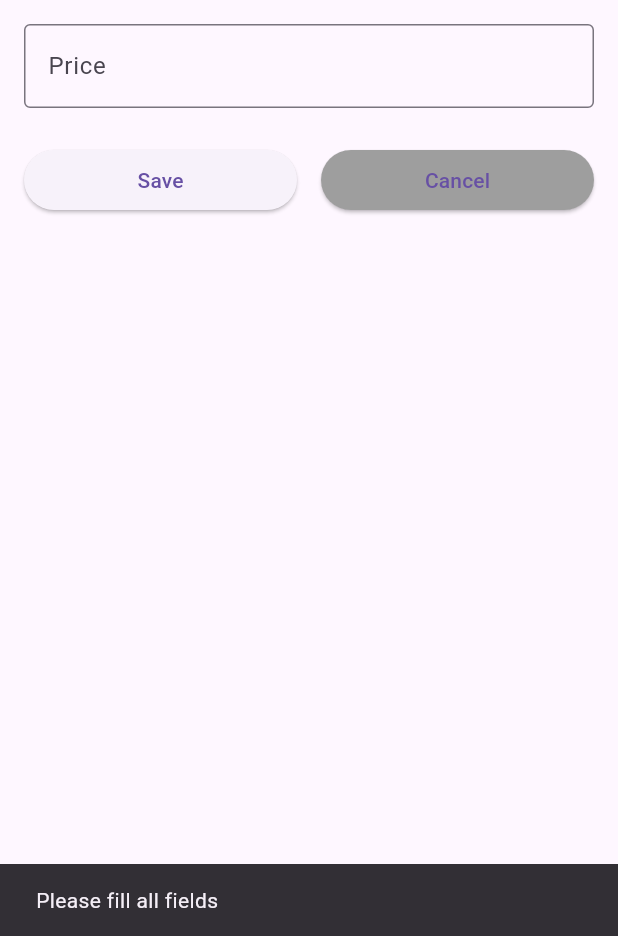
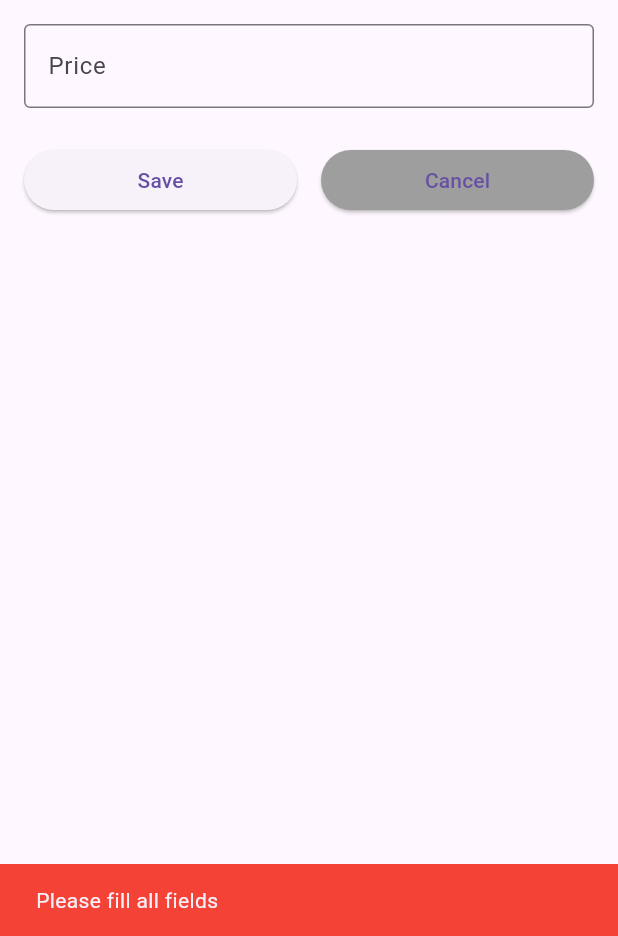
Before and after one commit to Bereket-Ketema/Shopora, a Flutter app: the AddEdit screen opened by its route, after a tap on "Save", on a phone screen of 412 x 824 dp, the part 300-1236 px from its top. Run offline on Flutter 3.47's test engine with Material 3 defaults, Android fonts, the phone set to English and light mode, and no system bars.

Commit message:
the add and edit page have been arranged

```diff
--- a/lib/screens/add_edit.dart
+++ b/lib/screens/add_edit.dart
@@ -1,5 +1,8 @@
 import 'package:flutter/material.dart';
-import '../models/product.dart';
+import '../domain/entities/product.dart';
+import '../domain/usecases/create_product_usecase.dart';
+import '../domain/usecases/update_product_usecase.dart';
+import '../data/repositories/product_repository_impl.dart';  // ✅ If you need NoParams
 
 class AddEdit extends StatefulWidget {
   const AddEdit({super.key});
@@ -13,19 +16,30 @@ class _AddEditState extends State<AddEdit> {
   final TextEditingController _descriptionController = TextEditingController();
   final TextEditingController _priceController = TextEditingController();
 
-  bool isEditing = false;
-  Product? editingProduct;
+  final _repository = ProductRepositoryImpl();
+  late final CreateProductUsecase _createProductUsecase;
+  late final UpdateProductUsecase _updateProductUsecase;
+
+  bool _isEditing = false;
+  Product? _editingProduct;
+  bool _isLoading = false;
+
+  @override
+  void initState() {
+    super.initState();
+    _createProductUsecase = CreateProductUsecase(_repository);
+    _updateProductUsecase = UpdateProductUsecase(_repository);
+  }
 
   @override
   void didChangeDependencies() {
     super.didChangeDependencies();
 
-    // Get the product passed from the previous screen
     final Product? product = ModalRoute.of(context)?.settings.arguments as Product?;
 
-    if (product != null && !isEditing) {
-      isEditing = true;
-      editingProduct = product;
+    if (product != null && !_isEditing) {
+      _isEditing = true;
+      _editingProduct = product;
       _titleController.text = product.title;
       _descriptionController.text = product.description;
       _priceController.text = product.price.toString();
@@ -44,7 +58,7 @@ class _AddEditState extends State<AddEdit> {
   Widget build(BuildContext context) {
     return Scaffold(
       appBar: AppBar(
-        title: Text(isEditing ? 'Edit Product' : 'Add Product'),
+        title: Text(_isEditing ? 'Edit Product' : 'Add Product'),
       ),
       body: Padding(
         padding: const EdgeInsets.all(16.0),
@@ -75,7 +89,9 @@ class _AddEditState extends State<AddEdit> {
               keyboardType: TextInputType.number,
             ),
             const SizedBox(height: 24),
-            Row(
+            _isLoading
+                ? const Center(child: CircularProgressIndicator())
+                : Row(
                     children: [
                       Expanded(
                         child: ElevatedButton(
@@ -86,9 +102,7 @@ class _AddEditState extends State<AddEdit> {
                       const SizedBox(width: 16),
                       Expanded(
                         child: ElevatedButton(
-                    onPressed: () {
-                      Navigator.pop(context);
-                    },
+                          onPressed: () => Navigator.pop(context, false), // ✅ Return false for cancel
                           style: ElevatedButton.styleFrom(
                             backgroundColor: Colors.grey,
                           ),
@@ -103,46 +117,63 @@ class _AddEditState extends State<AddEdit> {
     );
   }
 
-  void _saveProduct() {
-    // Get text from controllers
+  Future<void> _saveProduct() async {
+    // Validate
     String title = _titleController.text.trim();
     String description = _descriptionController.text.trim();
     String priceText = _priceController.text.trim();
 
-    // Validate
     if (title.isEmpty || description.isEmpty || priceText.isEmpty) {
-      ScaffoldMessenger.of(context).showSnackBar(
-        const SnackBar(content: Text('Please fill all fields')),
-      );
+      _showError('Please fill all fields');
       return;
     }
 
     double price = double.tryParse(priceText) ?? 0.0;
     if (price <= 0) {
-      ScaffoldMessenger.of(context).showSnackBar(
-        const SnackBar(content: Text('Please enter a valid price')),
-      );
+      _showError('Please enter a valid price');
       return;
     }
 
-    // ✅ Check if editing or adding
-    if (isEditing && editingProduct != null) {
-      // EDITING: Return updated product (keep the same ID)
-      Product updatedProduct = Product(
-        id: editingProduct!.id,
+    setState(() => _isLoading = true);
+
+    try {
+      if (_isEditing && _editingProduct != null) {
+        // ✅ EDITING: Update existing product
+        final updatedProduct = _editingProduct!.copyWith(
           title: title,
           description: description,
           price: price,
         );
-      Navigator.pop(context, updatedProduct);
+        await _updateProductUsecase(updatedProduct);
+        // ✅ Return true to indicate success
+        if (mounted) {
+          Navigator.pop(context, true);
+        }
       } else {
-      // ADDING: Create new product
-      Product newProduct = Product.create(
+        // ✅ ADDING: Create new product
+        final newProduct = Product.create(
           title: title,
           description: description,
           price: price,
         );
-      Navigator.pop(context, newProduct);
+        await _createProductUsecase(newProduct);
+        // ✅ Return true to indicate success
+        if (mounted) {
+          Navigator.pop(context, true);
         }
       }
+    } catch (e) {
+      _showError('Failed to save product');
+      setState(() => _isLoading = false);
     }
+  }
+
+  void _showError(String message) {
+    ScaffoldMessenger.of(context).showSnackBar(
+      SnackBar(
+        content: Text(message),
+        backgroundColor: Colors.red,
+      ),
+    );
+  }
+}
```
Lines whose indentation alone changed are shown as unchanged.
